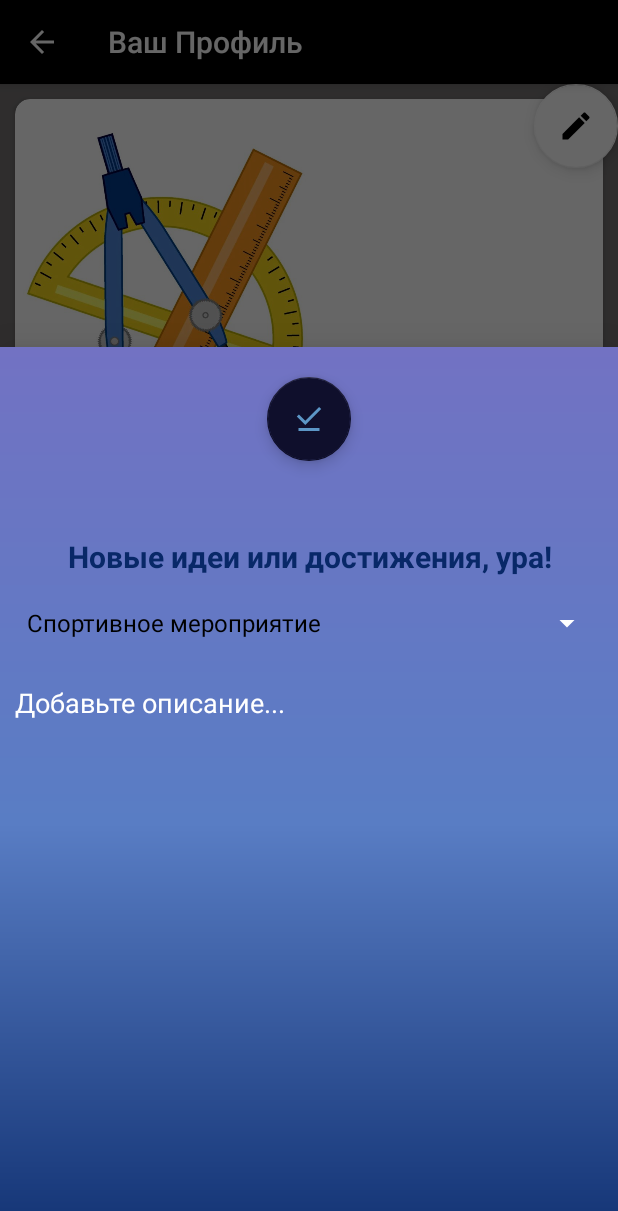
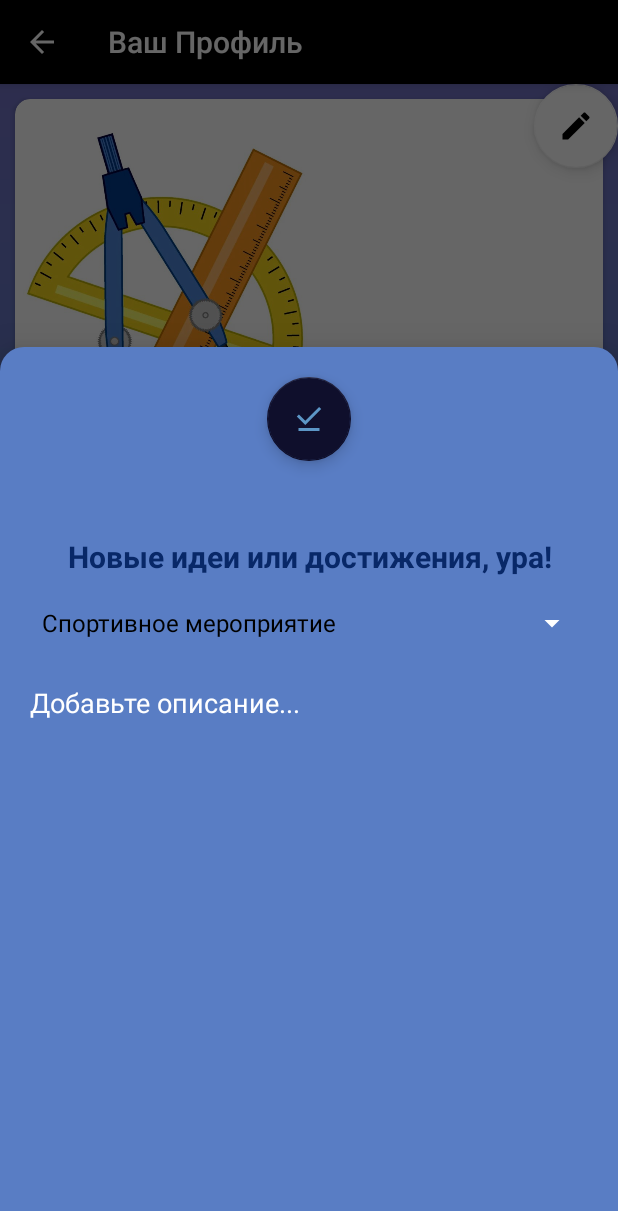
Before and after one commit to meindokuse/Messeger, an Android app: the screen it shows after launch (MainActivity), after a tap on an icon or button, on a phone screen of 412 x 824 dp. Shown: the top 1211 px of the screen. Run offline under Robolectric (Android 15) with nearby library versions, the phone set to English and light mode, and no system bars.

Commit message:
UI change

```diff
--- a/app/src/main/res/drawable/rounded_corners_for_dialog.xml
+++ b/app/src/main/res/drawable/rounded_corners_for_dialog.xml
@@ -2,9 +2,12 @@
 <shape xmlns:android="http://schemas.android.com/apk/res/android"
     android:shape="rectangle">
 
-    <solid android:color="@color/ultra_grey"/>
+    <solid android:color="@color/lite_blue"/>
+
 
     <corners android:topLeftRadius="16dp"
         android:topRightRadius="16dp"/>
+    <padding android:left="10dp"
+        android:right="10dp"/>
 
 </shape>
--- a/app/src/main/res/layout/fragment_blank.xml
+++ b/app/src/main/res/layout/fragment_blank.xml
@@ -50,7 +50,7 @@
     <LinearLayout
         android:layout_width="match_parent"
         android:layout_height="match_parent"
-        android:background="@color/grey"
+        android:background="@drawable/gradient_fon"
         android:orientation="vertical">
 
         <androidx.cardview.widget.CardView
--- a/app/src/main/res/layout/fragment_edit_for_profile.xml
+++ b/app/src/main/res/layout/fragment_edit_for_profile.xml
@@ -9,7 +9,6 @@
     <LinearLayout
         android:layout_width="match_parent"
         android:layout_height="match_parent"
-        android:background="@drawable/gradient_fon"
         android:orientation="vertical">
 
         <com.google.android.material.textfield.TextInputLayout
--- a/app/src/main/res/layout/fragment_for_edit_events.xml
+++ b/app/src/main/res/layout/fragment_for_edit_events.xml
@@ -4,7 +4,6 @@
     xmlns:tools="http://schemas.android.com/tools"
     android:layout_width="match_parent"
     android:layout_height="match_parent"
-    android:background="@drawable/gradient_fon"
     tools:context=".profile.FragmentForEditEvents">
 
     <LinearLayout
```
